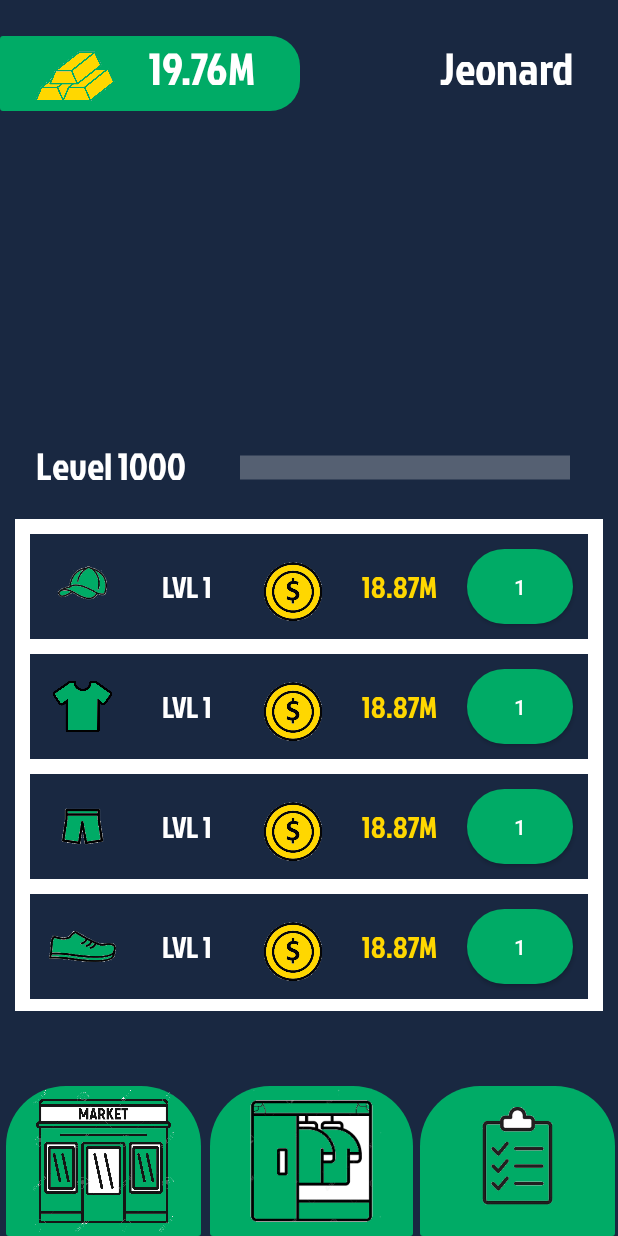
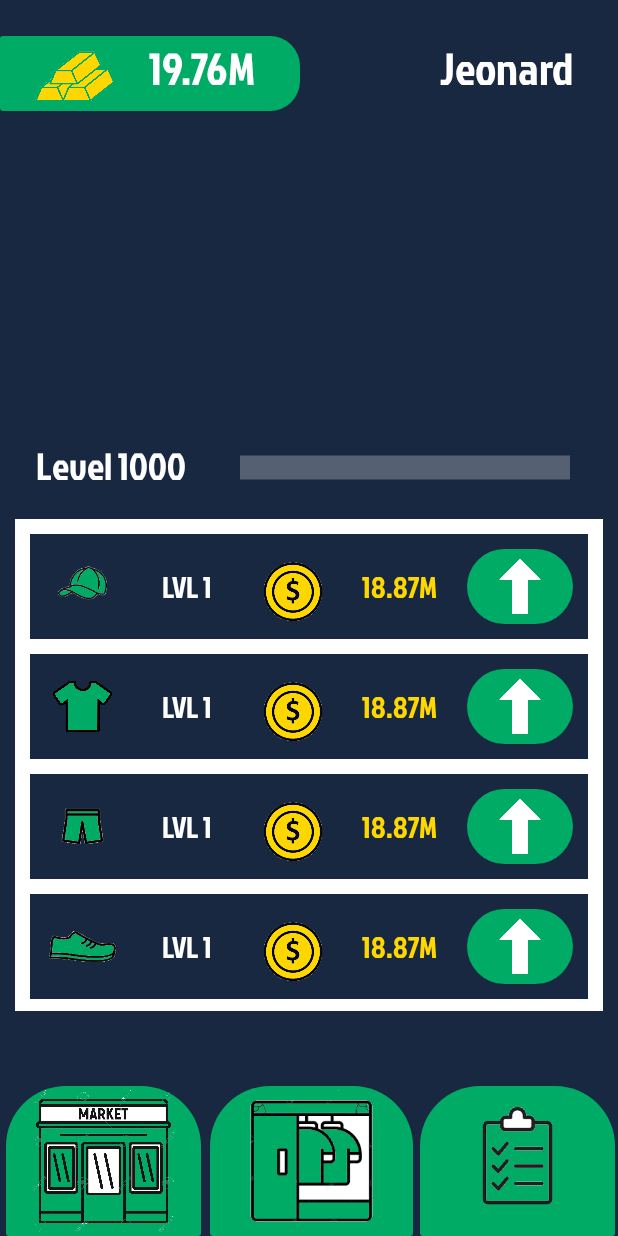
Before and after one commit to xwolfy01x/MOBDEVE, an Android app: the layout activity_home.xml on its own in the app's theme, with its tools: preview values and no code run, on a phone screen of 412 x 824 dp. Run offline under Robolectric (Android 15) with nearby library versions, the phone set to English and light mode, and no system bars.

Commit message:
Up arrow

```diff
--- a/app/src/main/res/layout/activity_home.xml
+++ b/app/src/main/res/layout/activity_home.xml
@@ -146,14 +146,14 @@
                 android:fontFamily="@font/jockey_one"
                 android:textColor="#ffd700"
                 android:textSize="20dp" />
-            <Button
+            <ImageView
                 android:id="@+id/btn_cap_upg"
                 android:layout_width="0dp"
                 android:layout_height="match_parent"
                 android:layout_weight="1"
                 android:layout_margin="10dp"
                 app:backgroundTint="#00ab66"
-                android:text="1"
+                android:src="@drawable/up_arrow"
                 android:background="@drawable/upgrade"/>
 
         </LinearLayout>
@@ -199,14 +199,14 @@
                 android:fontFamily="@font/jockey_one"
                 android:textColor="#ffd700"
                 android:textSize="20dp" />
-            <Button
+            <ImageView
                 android:id="@+id/btn_cloth_upg"
                 android:layout_width="0dp"
                 android:layout_height="match_parent"
                 android:layout_weight="1"
                 android:layout_margin="10dp"
                 app:backgroundTint="#00ab66"
-                android:text="1"
+                android:src="@drawable/up_arrow"
                 android:background="@drawable/upgrade"/>
 
 
@@ -254,14 +254,14 @@
                 android:fontFamily="@font/jockey_one"
                 android:textColor="#ffd700"
                 android:textSize="20dp" />
-            <Button
+            <ImageView
                 android:id="@+id/btn_shorts_upg"
                 android:layout_width="0dp"
                 android:layout_height="match_parent"
                 android:layout_weight="1"
                 android:layout_margin="10dp"
                 app:backgroundTint="#00ab66"
-                android:text="1"
+                android:src="@drawable/up_arrow"
                 android:background="@drawable/upgrade"/>
 
         </LinearLayout>
@@ -308,14 +308,14 @@
                 android:fontFamily="@font/jockey_one"
                 android:textColor="#ffd700"
                 android:textSize="20dp" />
-            <Button
+            <ImageView
                 android:id="@+id/btn_shoes_upg"
                 android:layout_width="0dp"
                 android:layout_height="match_parent"
                 android:layout_weight="1"
                 android:layout_margin="10dp"
                 app:backgroundTint="#00ab66"
-                android:text="1"
+                android:src="@drawable/up_arrow"
                 android:background="@drawable/upgrade"/>
 
         </LinearLayout>
```
Also changed, not shown: app/src/main/res/drawable/up_arrow.png (added).
